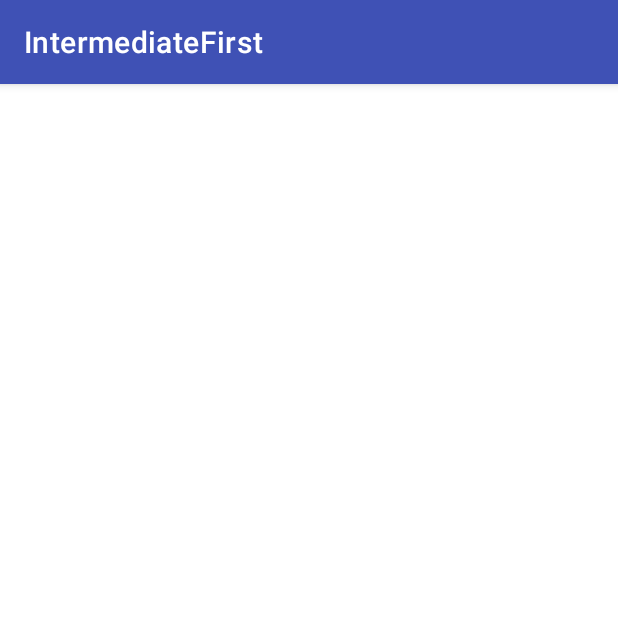
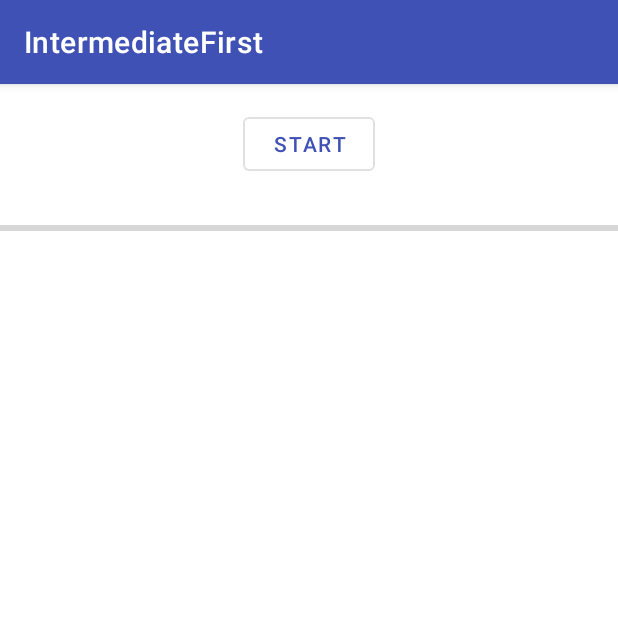
Before and after one commit to meta-jai-garg/android-training, an Android app: the NotificationDetailsActivity screen opened directly, with no data from a screen before it, on a phone screen of 412 x 824 dp, the top half of it. Run offline under Robolectric (Android 15) with nearby library versions, the phone set to English and light mode, and no system bars.

Commit message:
Handler Experiment

```diff
--- a/IntermediateFirst/app/src/main/java/com/metacube/intermediatefirst/NotificationDetailsActivity.java
+++ b/IntermediateFirst/app/src/main/java/com/metacube/intermediatefirst/NotificationDetailsActivity.java
@@ -1,13 +1,50 @@
 package com.metacube.intermediatefirst;
 
+import android.os.Handler;
+import android.support.design.button.MaterialButton;
 import android.support.v7.app.AppCompatActivity;
 import android.os.Bundle;
+import android.util.Log;
+import android.view.View;
+import android.widget.ProgressBar;
 
-public class NotificationDetailsActivity extends AppCompatActivity {
+public class NotificationDetailsActivity extends AppCompatActivity implements View.OnClickListener {
+
+    private Handler mHandler;
+    private ProgressBar progressBar;
 
     @Override
     protected void onCreate(Bundle savedInstanceState) {
         super.onCreate(savedInstanceState);
         setContentView(R.layout.activity_notification_details);
+        Log.d("123456", "onCreate: " + Thread.currentThread().getId());
+        mHandler = new Handler();
+        MaterialButton startBtn = findViewById(R.id.startBtn);
+        progressBar = findViewById(R.id.progressBar);
+        startBtn.setOnClickListener(this);
+    }
+
+    @Override
+    public void onClick(View v) {
+        switch (v.getId()) {
+            case R.id.startBtn: {
+                startProgress();
+            }
+        }
+    }
+
+    private void startProgress() {
+        new Thread(() -> {
+            Log.d("123456", "startProgress: " + Thread.currentThread().getId());
+            for (int i = 1; i <= 100; i++) {
+                final int currentProgressCount = i;
+                try {
+                    Thread.sleep(100);
+                } catch (InterruptedException e) {
+                    e.printStackTrace();
+                }
+                mHandler.post(() -> progressBar.setProgress(currentProgressCount));
+            }
+        }).start();
     }
 }
--- a/IntermediateFirst/app/src/main/res/layout/activity_notification_details.xml
+++ b/IntermediateFirst/app/src/main/res/layout/activity_notification_details.xml
@@ -1,9 +1,28 @@
 <?xml version="1.0" encoding="utf-8"?>
-<android.support.constraint.ConstraintLayout xmlns:android="http://schemas.android.com/apk/res/android"
+<LinearLayout xmlns:android="http://schemas.android.com/apk/res/android"
     xmlns:app="http://schemas.android.com/apk/res-auto"
     xmlns:tools="http://schemas.android.com/tools"
     android:layout_width="match_parent"
     android:layout_height="match_parent"
+    android:orientation="vertical"
     tools:context=".NotificationDetailsActivity">
 
-</android.support.constraint.ConstraintLayout>
+
+    <android.support.design.button.MaterialButton
+        android:id="@+id/startBtn"
+        style="@style/Widget.MaterialComponents.Button.OutlinedButton"
+        android:layout_width="wrap_content"
+        android:layout_height="wrap_content"
+        android:layout_gravity="center"
+        android:layout_marginTop="16dp"
+        android:text="@string/start_handler" />
+
+    <ProgressBar
+        android:id="@+id/progressBar"
+        style="@style/Widget.AppCompat.ProgressBar.Horizontal"
+        android:layout_width="match_parent"
+        android:layout_height="wrap_content"
+        android:layout_gravity="center"
+        android:layout_marginTop="24dp"
+        android:indeterminate="false" />
+</LinearLayout>
--- a/IntermediateFirst/app/src/main/res/values/strings.xml
+++ b/IntermediateFirst/app/src/main/res/values/strings.xml
@@ -10,4 +10,5 @@
     <string name="notification_content">This notification is good. You can do amazing stuff directly from here. You can actually do many things and in a while I\'m gonna tell you all those.</string>
     <string name="channel_name">System</string>
     <string name="channel_description">Require To Notify System Components</string>
+    <string name="start_handler">Start</string>
 </resources>
```
